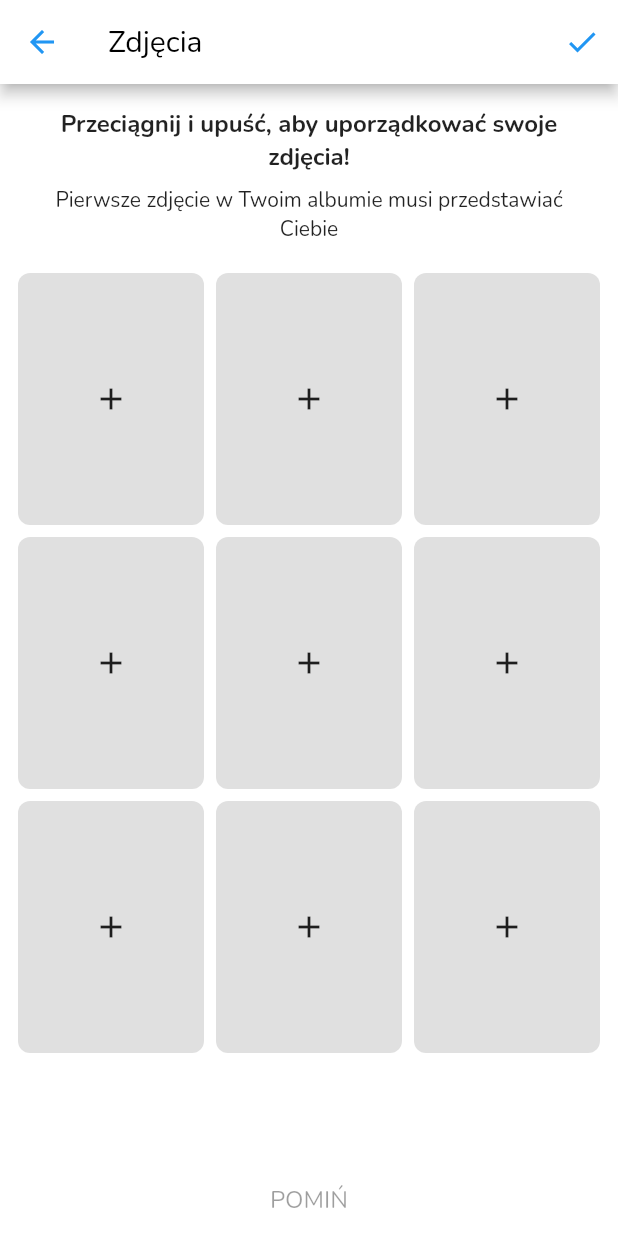
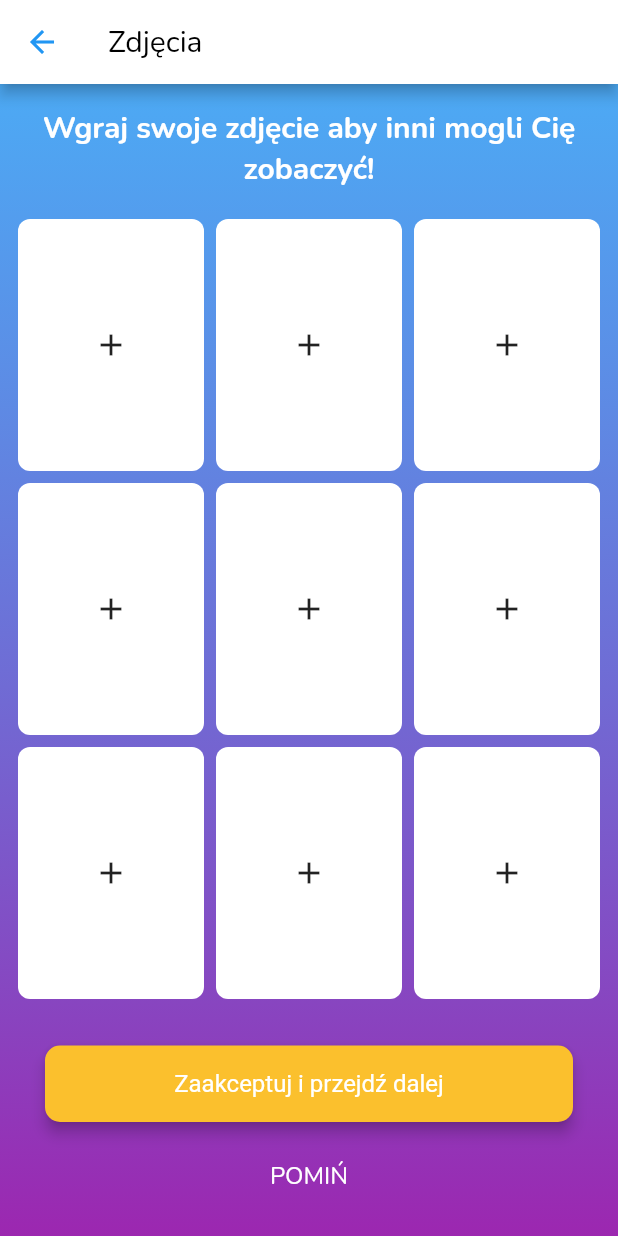
Before and after one commit to dawidpiechaczek/NearMe, a Flutter app: the screen it shows after launch, after a tap on "Login with Facebook", on a phone screen of 412 x 824 dp. Run offline on Flutter 3.47's test engine with Material 2 defaults, Android fonts, the phone set to English and light mode, and no system bars; our stand-ins replace font_awesome_flutter, google_sign_in, image_picker.

Commit message:
Refactor of gallery screen. Exclude util methods to separated files.

```diff
--- a/lib/gallery.dart
+++ b/lib/gallery.dart
@@ -1,4 +1,6 @@
 import 'dart:io';
+import 'package:NearMe/widgets/appBackground.dart';
+import 'package:NearMe/widgets/roundedButton.dart';
 import 'package:flutter/material.dart';
 import 'package:image_picker/image_picker.dart';
 
@@ -36,21 +38,30 @@ class _GalleryPageState extends State<GalleryPage> {
     return index;
   }
 
+  void _navigateToProfile() {
+    Navigator.push(context, MaterialPageRoute(builder: (context) {
+      return GalleryPage();
+    }));
+  }
+
   @override
   Widget build(BuildContext context) {
     return Scaffold(
-      backgroundColor: Colors.white,
       appBar: galleryAppBar(),
-      body: Center(
+      body: Stack(children: [
+        backgroundGradient(),
+        Center(
           child: Column(
               crossAxisAlignment: CrossAxisAlignment.center,
               children: <Widget>[
                 addPhotoTitle(),
-              addPhotoMessage(),
                 photosContainer(),
+                roundedButton(Color(0xFFFBC02D), 'Zaakceptuj i przejdź dalej',
+                    null, 16, 16, 4, Colors.transparent, _navigateToProfile),
                 skipButton()
               ]),
         ),
+      ]),
     );
   }
 
@@ -58,7 +69,7 @@ class _GalleryPageState extends State<GalleryPage> {
     return Expanded(
       child: GridView.builder(
           itemCount: _images.length,
-          padding: EdgeInsets.only(right: 8, left: 8),
+          padding: EdgeInsets.only(right: 8, left: 8, bottom: 8),
           gridDelegate: SliverGridDelegateWithFixedCrossAxisCount(
             childAspectRatio: 3 / 4,
             crossAxisCount: 3,
@@ -76,7 +87,7 @@ class _GalleryPageState extends State<GalleryPage> {
         onTap: getImage,
         child: Container(
           decoration: BoxDecoration(
-              color: Color(0xFFE0E0E0), borderRadius: BorderRadius.circular(8)),
+              color: Colors.white, borderRadius: BorderRadius.circular(8)),
           child: Center(
             child: _images[index] == null
                 ? Icon(Icons.add)
@@ -105,32 +116,27 @@ class _GalleryPageState extends State<GalleryPage> {
     );
   }
 
-  TextButton skipButton() {
-    return TextButton(
+  Padding skipButton() {
+    return Padding(
+      padding: EdgeInsets.only(bottom: 16),
+      child: TextButton(
         onPressed: null,
         child: Text(
           "POMIŃ",
-        style: TextStyle(fontSize: 16),
+          style: TextStyle(fontSize: 16, color: Colors.white),
+        ),
       ),
     );
   }
 
-  Padding addPhotoMessage() {
-    return Padding(
-        padding: EdgeInsets.only(top: 8, bottom: 16, right: 16, left: 16),
-        child: Text(
-          "Pierwsze zdjęcie w Twoim albumie musi przedstawiać Ciebie",
-          textAlign: TextAlign.center,
-        ));
-  }
-
   Padding addPhotoTitle() {
     return Padding(
-      padding: EdgeInsets.only(top: 16, right: 16, left: 16),
+      padding: EdgeInsets.only(top: 16, right: 16, left: 16, bottom: 16),
       child: Text(
-        "Przeciągnij i upuść, aby uporządkować swoje zdjęcia!",
+        "Wgraj swoje zdjęcie aby inni mogli Cię zobaczyć!",
         textAlign: TextAlign.center,
-        style: TextStyle(fontSize: 16, fontWeight: FontWeight.bold),
+        style: TextStyle(
+            fontSize: 20, fontWeight: FontWeight.bold, color: Colors.white),
       ),
     );
   }
@@ -140,12 +146,6 @@ class _GalleryPageState extends State<GalleryPage> {
       backgroundColor: Colors.white,
       iconTheme: IconThemeData(color: Colors.blue),
       actionsIconTheme: IconThemeData(color: Colors.blue),
-      actions: [
-        IconButton(
-          icon: Icon(Icons.check, color: Colors.blue),
-          onPressed: () {},
-        )
-      ],
       title: Text(
         "Zdjęcia",
         style: TextStyle(color: Colors.black),
--- a/lib/login.dart
+++ b/lib/login.dart
@@ -1,4 +1,6 @@
+import 'package:NearMe/widgets/appBackground.dart';
 import 'package:NearMe/gallery.dart';
+import 'package:NearMe/widgets/roundedButton.dart';
 import 'package:flutter/gestures.dart';
 import 'package:flutter/material.dart';
 import 'package:font_awesome_flutter/font_awesome_flutter.dart';
@@ -159,23 +161,6 @@ class _MyHomePageState extends State<LoginPage> {
     );
   }
 
-  Container backgroundGradient() {
-    return Container(
-      decoration: BoxDecoration(
-          gradient: LinearGradient(
-              begin: Alignment.topCenter,
-              end: Alignment.bottomCenter,
-              stops: [
-            0.0,
-            1.0
-          ],
-              colors: [
-            Colors.blue.withOpacity(0.8),
-            Colors.purple,
-          ])),
-    );
-  }
-
   Padding welcomeText() {
     return Padding(
         padding: EdgeInsets.only(bottom: 72, right: 32, left: 32, top: 64),
@@ -244,43 +229,4 @@ class _MyHomePageState extends State<LoginPage> {
       ),
     );
   }
-
-  Widget roundedButton(
-      Color backgroundColor,
-      String text,
-      IconData? icon,
-      double paddingTop,
-      double paddingBottom,
-      double elevation,
-      Color borderColor,
-      Function() onPress) {
-    return Padding(
-        padding: EdgeInsets.only(left: 30, right: 30, bottom: 12),
-        child: ElevatedButton(
-          child: Padding(
-            padding: EdgeInsets.only(top: paddingTop, bottom: paddingBottom),
-            child: Row(
-              mainAxisAlignment: MainAxisAlignment.center,
-              children: <Widget>[
-                if (icon != null)
-                  Padding(
-                      padding: EdgeInsets.only(right: 12), child: FaIcon(icon)),
-                Text(
-                  text,
-                  style: TextStyle(fontSize: 16),
-                )
-              ],
-            ),
-          ),
-          onPressed: onPress,
-          style: ButtonStyle(
-              shape: MaterialStateProperty.all(RoundedRectangleBorder(
-                  borderRadius: BorderRadius.circular(10.0),
-                  side: BorderSide(color: borderColor))),
-              elevation: MaterialStateProperty.all(elevation),
-              backgroundColor: MaterialStateProperty.all(backgroundColor),
-              textStyle:
-                  MaterialStateProperty.all(TextStyle(color: Colors.white))),
-        ));
-  }
 }
--- /dev/null
+++ b/lib/widgets/appBackground.dart
@@ -0,0 +1,19 @@
+import 'package:flutter/material.dart';
+import 'package:flutter/widgets.dart';
+
+Container backgroundGradient() {
+  return Container(
+    decoration: BoxDecoration(
+        gradient: LinearGradient(
+            begin: Alignment.topCenter,
+            end: Alignment.bottomCenter,
+            stops: [
+          0.0,
+          1.0
+        ],
+            colors: [
+          Colors.blue.withOpacity(0.8),
+          Colors.purple,
+        ])),
+  );
+}
--- /dev/null
+++ b/lib/widgets/roundedButton.dart
@@ -0,0 +1,42 @@
+import 'package:flutter/material.dart';
+import 'package:flutter/widgets.dart';
+import 'package:font_awesome_flutter/font_awesome_flutter.dart';
+
+Widget roundedButton(
+    Color backgroundColor,
+    String text,
+    IconData? icon,
+    double paddingTop,
+    double paddingBottom,
+    double elevation,
+    Color borderColor,
+    Function() onPress) {
+  return Padding(
+      padding: EdgeInsets.only(left: 30, right: 30, bottom: 12),
+      child: ElevatedButton(
+        child: Padding(
+          padding: EdgeInsets.only(top: paddingTop, bottom: paddingBottom),
+          child: Row(
+            mainAxisAlignment: MainAxisAlignment.center,
+            children: <Widget>[
+              if (icon != null)
+                Padding(
+                    padding: EdgeInsets.only(right: 12), child: FaIcon(icon)),
+              Text(
+                text,
+                style: TextStyle(fontSize: 16),
+              )
+            ],
+          ),
+        ),
+        onPressed: onPress,
+        style: ButtonStyle(
+            shape: MaterialStateProperty.all(RoundedRectangleBorder(
+                borderRadius: BorderRadius.circular(10.0),
+                side: BorderSide(color: borderColor))),
+            elevation: MaterialStateProperty.all(elevation),
+            backgroundColor: MaterialStateProperty.all(backgroundColor),
+            textStyle:
+                MaterialStateProperty.all(TextStyle(color: Colors.white))),
+      ));
+}
```
Lines whose indentation alone changed are shown as unchanged.
